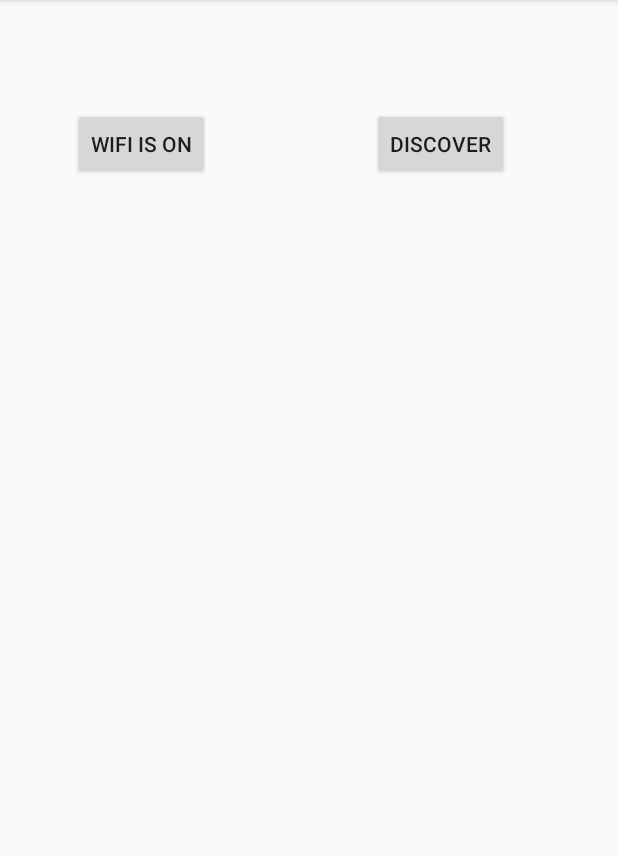
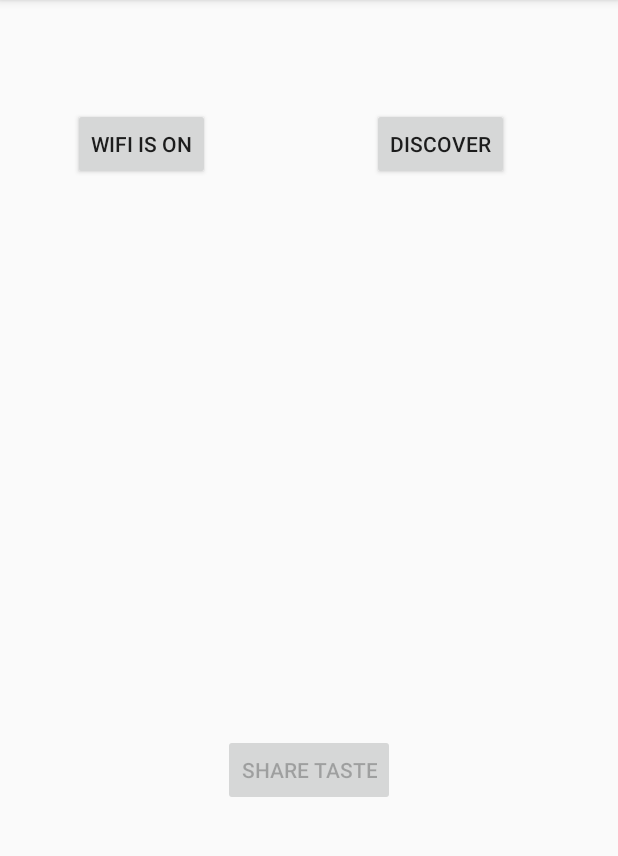
Before and after one commit to Arthlec/MeloMix, an Android app: the GuestActivity screen opened directly, with no data from a screen before it, on a phone screen of 412 x 824 dp, the part 84-940 px from its top. Run offline under Robolectric (Android 15) with nearby library versions, the phone set to English and light mode, and no system bars.

Commit message:
Succes du transfert entre l'host et le guest / code nettoyé

```diff
--- a/app/src/main/java/projet_e3/esiee/com/projet_e3/GuestActivity.java
+++ b/app/src/main/java/projet_e3/esiee/com/projet_e3/GuestActivity.java
@@ -2,9 +2,7 @@ package projet_e3.esiee.com.projet_e3;
 
 import android.content.BroadcastReceiver;
 import android.content.Context;
-import android.content.Intent;
 import android.content.IntentFilter;
-import android.net.Uri;
 import android.net.wifi.WifiManager;
 import android.net.wifi.WpsInfo;
 import android.net.wifi.p2p.WifiP2pConfig;
@@ -13,11 +11,8 @@ import android.net.wifi.p2p.WifiP2pDeviceList;
 import android.net.wifi.p2p.WifiP2pGroup;
 import android.net.wifi.p2p.WifiP2pInfo;
 import android.net.wifi.p2p.WifiP2pManager;
-import android.os.AsyncTask;
-import android.os.Environment;
 import android.support.v7.app.AppCompatActivity;
 import android.os.Bundle;
-import android.util.Log;
 import android.view.View;
 import android.widget.AdapterView;
 import android.widget.ArrayAdapter;
@@ -25,41 +20,30 @@ import android.widget.Button;
 import android.widget.ListView;
 import android.widget.TextView;
 import android.widget.Toast;
-
-import java.io.File;
-import java.io.FileOutputStream;
-import java.io.IOException;
-import java.io.InputStream;
-import java.io.OutputStream;
 import java.net.InetAddress;
-import java.net.ServerSocket;
-import java.net.Socket;
 import java.util.ArrayList;
 import java.util.List;
-import java.util.Random;
-
 
 public class GuestActivity extends AppCompatActivity {
-    Button buttonOnOff, buttonDisco;
-    ListView listView;
-    TextView TxtState, TxtMsg, TxtKiKi;
-    View theView;
+    private Button buttonOnOff, buttonDisco, btnSend;
+    private ListView listView;
+    private TextView TxtState, TxtMsg, TxtKiKi;
 
-    WifiManager wifiManager;
-    WifiP2pManager aManager;
-    WifiP2pManager.Channel aChannel;
-    BroadcastReceiver mReceiver;
-    IntentFilter mIntent;
+    private WifiManager wifiManager;
+    private WifiP2pManager aManager;
+    private WifiP2pManager.Channel aChannel;
+    private BroadcastReceiver mReceiver;
+    private IntentFilter mIntent;
 
-    List<WifiP2pDevice> peers = new ArrayList<WifiP2pDevice>();
-    ArrayAdapter<String> hAdapter;
-    String[] deviceName;
-    WifiP2pDevice[] deviceArray;
+    private List<WifiP2pDevice> peers = new ArrayList<WifiP2pDevice>();
+    private ArrayAdapter<String> hAdapter;
+    private String[] deviceName;
+    private WifiP2pDevice[] deviceArray;
 
-    final WifiP2pConfig config = new WifiP2pConfig();
+    private final WifiP2pConfig config = new WifiP2pConfig();
 
-    HostClass hostClass;
-    GuestClass guestClass;
+    private HostClass hostClass;
+    private GuestClass guestClass;
 
     @Override
     protected void onCreate(Bundle savedInstanceState) {
@@ -69,7 +53,7 @@ public class GuestActivity extends AppCompatActivity {
         exqWork();
     }
 
-    private void exqWork() {
+    private void exqWork(){
         buttonOnOff.setOnClickListener(new View.OnClickListener() {
             @Override
             public void onClick(View v) {
@@ -107,14 +91,11 @@ public class GuestActivity extends AppCompatActivity {
             @Override
             public void onItemClick(AdapterView<?> parent, View view, int i, long id) {
                 final WifiP2pDevice device = deviceArray[i];
-
-
                 config.deviceAddress = device.deviceAddress;
                 config.wps.setup = WpsInfo.PBC;
                 aManager.connect(aChannel, config, new WifiP2pManager.ActionListener() {
                     @Override
                     public void onSuccess() {
-                        //TxtKiKi.setText(config.groupOwnerIntent);
                         Toast.makeText(getApplicationContext(),"connected to "+ device.deviceName, Toast.LENGTH_SHORT).show();
                     }
 
@@ -126,6 +107,8 @@ public class GuestActivity extends AppCompatActivity {
             }
         });
 
+
+
     }
 
     private void work() {
@@ -135,7 +118,9 @@ public class GuestActivity extends AppCompatActivity {
         TxtMsg = findViewById(R.id.msg_b);
         TxtState = findViewById(R.id.status_b);
         TxtKiKi = findViewById(R.id.KieKi);
-        theView = findViewById(R.id.my_view);
+        btnSend = findViewById(R.id.send);
+        btnSend.setText("SHARE TASTE");
+        btnSend.setEnabled(false);
 
         buttonDisco.setText("DISCOVER");
 
@@ -155,7 +140,6 @@ public class GuestActivity extends AppCompatActivity {
         mReceiver = new GuestBroadCast(aManager,aChannel,this);
         mIntent = new IntentFilter();
         setAction();
-
     }
 
     public void setAction(){
@@ -176,7 +160,6 @@ public class GuestActivity extends AppCompatActivity {
                 int index =0;
                 for(WifiP2pDevice device : peersDevice.getDeviceList())
                 {
-
                     deviceName[index] = device.deviceName;
                     deviceArray[index] = device;
                     index++;
@@ -195,15 +178,16 @@ public class GuestActivity extends AppCompatActivity {
         @Override
         public void onConnectionInfoAvailable(WifiP2pInfo info) {
             final InetAddress groupOwnerAdress = info.groupOwnerAddress;
-            if(info.groupFormed && info.isGroupOwner){
-                TxtKiKi.setText("Host");
-                hostClass = new HostClass(theView,getApplicationContext());
-                hostClass.start();
-
-            }else if (info.groupFormed) {
+            if (info.groupFormed) {
                 TxtKiKi.setText("Guest");
                 guestClass = new GuestClass(groupOwnerAdress, getApplicationContext());
-                guestClass.start();
+                btnSend.setEnabled(true);
+                btnSend.setOnClickListener(new View.OnClickListener() {
+                    @Override
+                    public void onClick(View view) {
+                        guestClass.start();
+                    }
+                });
             }
         }
     };
@@ -240,12 +224,10 @@ public class GuestActivity extends AppCompatActivity {
 
                             @Override
                             public void onSuccess() {
-                                //  Toast.makeText(getApplicationContext(), "removeGroup onSuccess -").show();
                             }
 
                             @Override
                             public void onFailure(int reason) {
-                                // Log.d(Tag, "removeGroup onFailure -" + reason);
                             }
                         });
                     }
--- a/app/src/main/res/layout/activity_guest.xml
+++ b/app/src/main/res/layout/activity_guest.xml
@@ -76,4 +76,14 @@
         app:layout_constraintTop_toBottomOf="@+id/ListTamere"
         app:layout_constraintVertical_bias="1.0" />
 
+    <Button
+        android:id="@+id/send"
+        android:layout_width="wrap_content"
+        android:layout_height="wrap_content"
+        app:layout_constraintBottom_toBottomOf="parent"
+        app:layout_constraintEnd_toEndOf="parent"
+        app:layout_constraintStart_toStartOf="parent"
+        app:layout_constraintTop_toBottomOf="@+id/msg_b"
+        app:layout_constraintVertical_bias="0.345" />
+
 </android.support.constraint.ConstraintLayout>
```
Also changed, not shown: app/src/main/AndroidManifest.xml (+16 -20 lines), app/src/main/java/projet_e3/esiee/com/projet_e3/GuestBroadCast.java (+1 -11 lines), app/src/main/java/projet_e3/esiee/com/projet_e3/GuestClass.java (+4 -7 lines), app/src/main/java/projet_e3/esiee/com/projet_e3/HostActivity.java (+41 -52 lines), app/src/main/java/projet_e3/esiee/com/projet_e3/HostBroadCast.java (+1 -9 lines), app/src/main/java/projet_e3/esiee/com/projet_e3/HostClass.java (+12 -10 lines), app/src/main/java/projet_e3/esiee/com/projet_e3/MenuActivity.java (+12 -0 lines).
